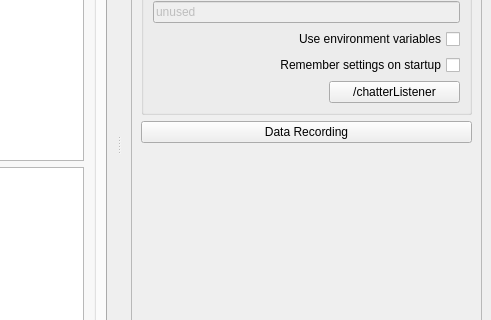
This is ui/main_window.ui in VinchinYang/GUI_ROS_Plugin_for_Autonomous_Vehicle as Qt 5 draws it before an edit; both pictures show x 453 to 944 and y 207 to 527 of the 944 by 704 pixel window. The edited form follows.
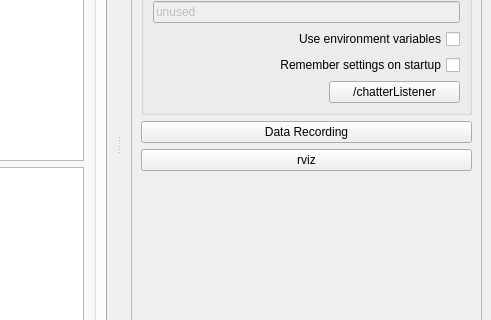
This is the edited form. Icons and pictures are not drawn.

Commit message: add rosbag record button

The edit to the form file:
```diff
--- a/ui/main_window.ui
+++ b/ui/main_window.ui
@@ -101,7 +101,7 @@
    <property name="minimumSize">
     <size>
      <width>369</width>
-     <height>420</height>
+     <height>451</height>
     </size>
    </property>
    <property name="allowedAreas">
@@ -264,6 +264,13 @@
           </property>
          </widget>
         </item>
+        <item>
+         <widget class="QPushButton" name="button_rviz">
+          <property name="text">
+           <string>rviz</string>
+          </property>
+         </widget>
+        </item>
         <item>
          <spacer name="verticalSpacer_3">
           <property name="orientation">
```
Left out of the diff: 2 changed lines with no effect on the pictures. The commit also changes 2 other files.
